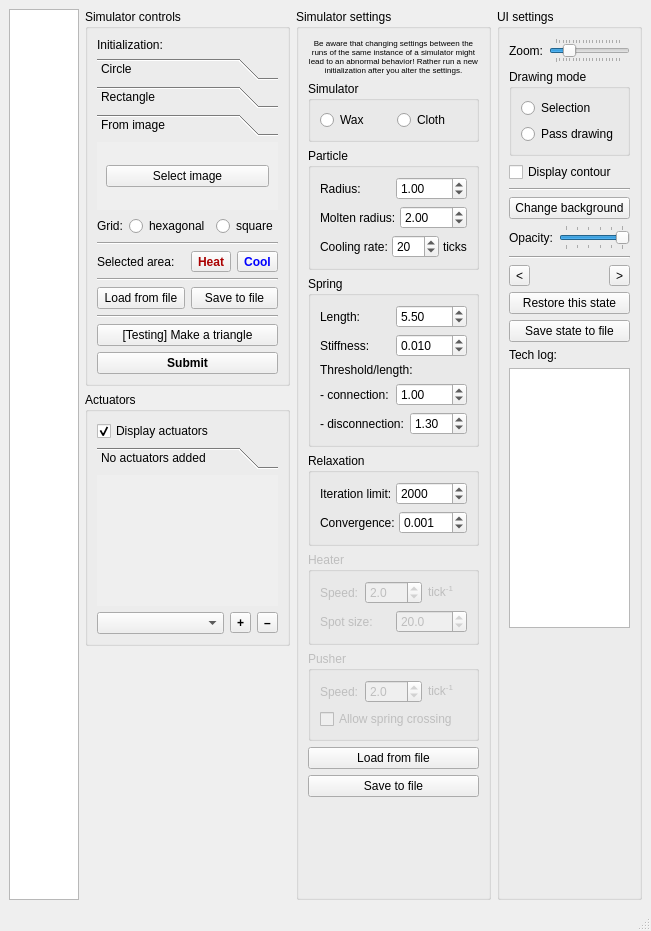
This is simulator/ui/mainwindow.ui in dantrag/spring_simulator as Qt 5 draws it before an edit. The edited form follows.
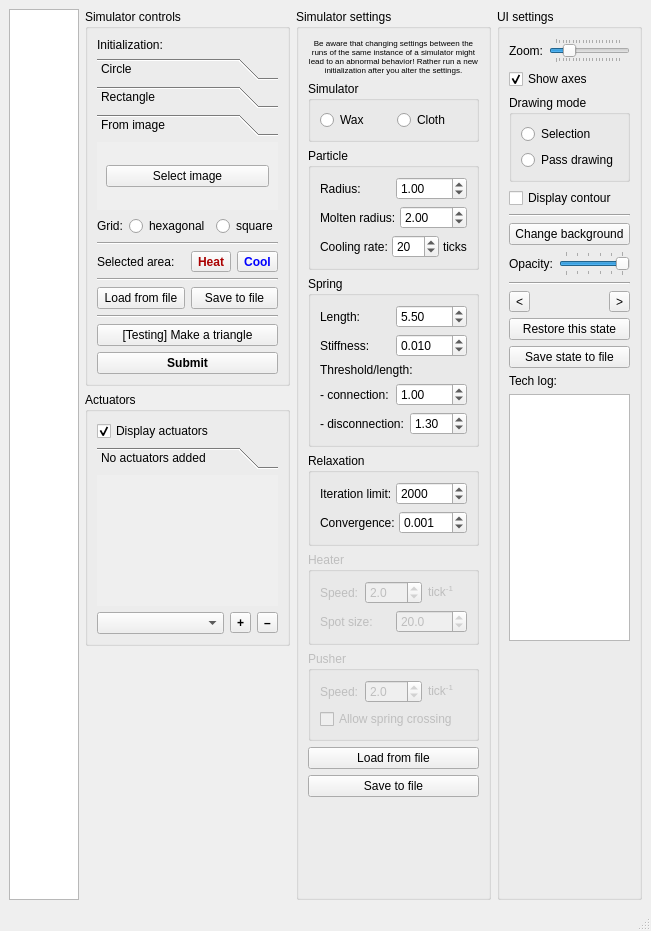
This is the edited form. Icons and pictures are not drawn.

The edit to the form file:
```diff
--- a/simulator/ui/mainwindow.ui
+++ b/simulator/ui/mainwindow.ui
@@ -1144,6 +1144,16 @@
          </item>
         </layout>
        </item>
+       <item>
+        <widget class="QCheckBox" name="show_axes_checkbox">
+         <property name="text">
+          <string>Show axes</string>
+         </property>
+         <property name="checked">
+          <bool>true</bool>
+         </property>
+        </widget>
+       </item>
        <item>
         <widget class="QGroupBox" name="static51">
          <property name="title">
```
Left out of the diff: 2 changed lines with no effect on the pictures.
